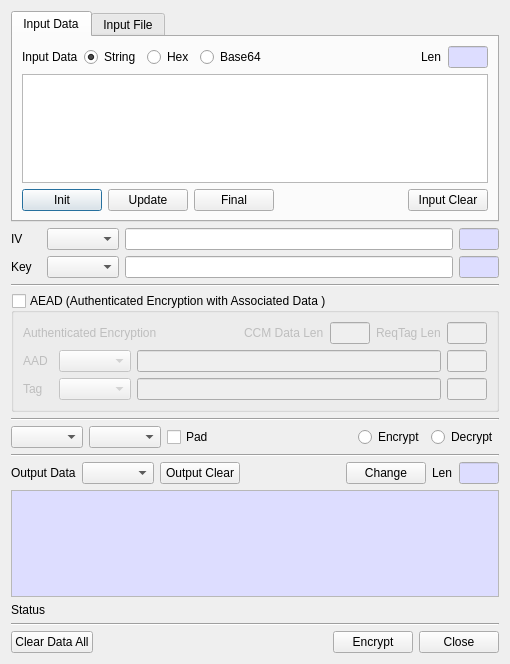
Old version of the form BerEditor/enc_dec_dlg.ui in the repository jykim74/BerEditor.
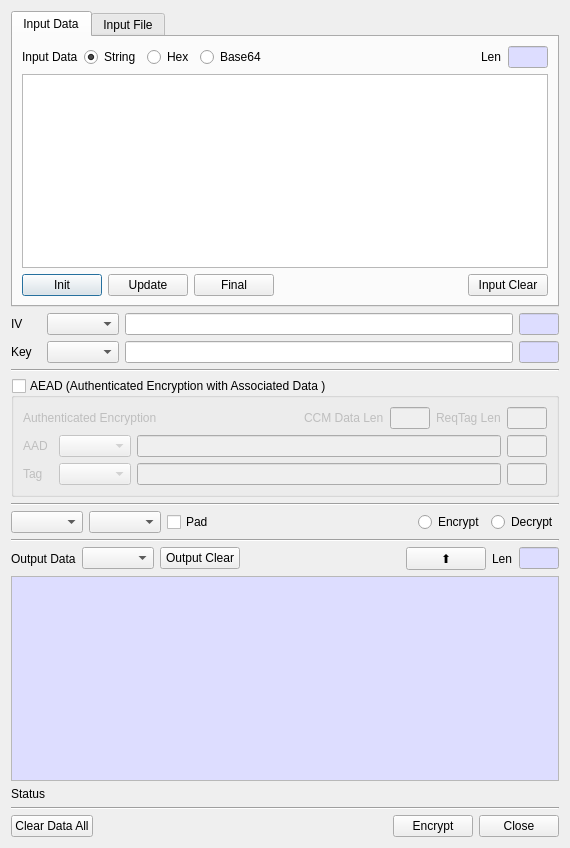
New version of the form. The open tabs and pages were chosen to show the change.

```diff
--- a/BerEditor/enc_dec_dlg.ui
+++ b/BerEditor/enc_dec_dlg.ui
@@ -6,8 +6,8 @@
    <rect>
     <x>0</x>
     <y>0</y>
-    <width>510</width>
-    <height>664</height>
+    <width>570</width>
+    <height>848</height>
    </rect>
   </property>
   <property name="windowTitle">
@@ -139,7 +139,14 @@
         </layout>
        </item>
        <item>
-        <widget class="QPlainTextEdit" name="mInputText"/>
+        <widget class="QPlainTextEdit" name="mInputText">
+         <property name="minimumSize">
+          <size>
+           <width>500</width>
+           <height>0</height>
+          </size>
+         </property>
+        </widget>
        </item>
        <item>
         <layout class="QGridLayout" name="gridLayout_5">
@@ -1337,7 +1344,7 @@
      <item row="0" column="4">
       <widget class="QPushButton" name="mChangeBtn">
        <property name="text">
-        <string>Change</string>
+        <string>⬆</string>
        </property>
       </widget>
      </item>
```
Left out of the diff: 2 changed lines with no effect on the pictures.
